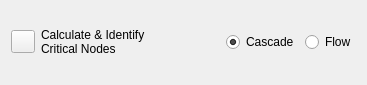
Before: the Qt Designer form plugins/calculate/dmzMBRACalculateForm.ui in dmzgroup/mbra, drawn with Qt 5.
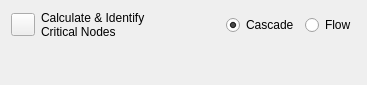
After: the same form once the commit is applied.

What changed in the file:
```diff
--- a/plugins/calculate/dmzMBRACalculateForm.ui
+++ b/plugins/calculate/dmzMBRACalculateForm.ui
@@ -59,6 +59,13 @@
      </item>
     </layout>
    </item>
+   <item>
+    <widget class="QLabel" name="errorLabel">
+     <property name="text">
+      <string/>
+     </property>
+    </widget>
+   </item>
   </layout>
  </widget>
  <resources/>
```
